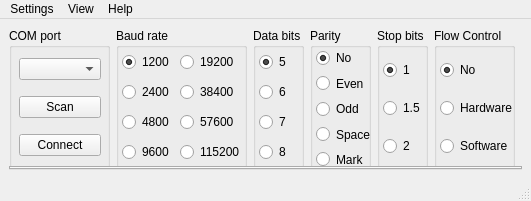
Qt form ComTerm.ui (Gikon3/ComTerm) before a commit.
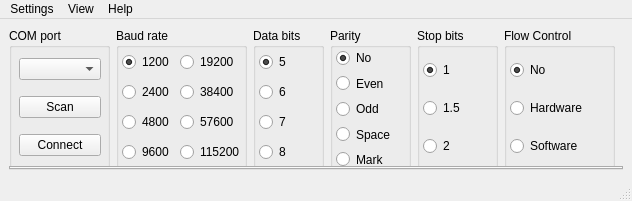
The same form after that commit.

The edit to the form file:
```diff
--- a/ComTerm.ui
+++ b/ComTerm.ui
@@ -6,13 +6,13 @@
    <rect>
     <x>0</x>
     <y>0</y>
-    <width>531</width>
+    <width>632</width>
     <height>201</height>
    </rect>
   </property>
   <property name="minimumSize">
    <size>
-    <width>531</width>
+    <width>632</width>
     <height>201</height>
    </size>
   </property>
@@ -180,13 +180,13 @@
        <widget class="QGroupBox" name="dataBitsGB">
         <property name="minimumSize">
          <size>
-          <width>51</width>
+          <width>71</width>
           <height>141</height>
          </size>
         </property>
         <property name="maximumSize">
          <size>
-          <width>51</width>
+          <width>71</width>
           <height>141</height>
          </size>
         </property>
@@ -198,7 +198,7 @@
           <rect>
            <x>0</x>
            <y>20</y>
-           <width>38</width>
+           <width>71</width>
            <height>121</height>
           </rect>
          </property>
@@ -245,13 +245,13 @@
        <widget class="QGroupBox" name="parityGB">
         <property name="minimumSize">
          <size>
-          <width>61</width>
+          <width>81</width>
           <height>141</height>
          </size>
         </property>
         <property name="maximumSize">
          <size>
-          <width>61</width>
+          <width>81</width>
           <height>141</height>
          </size>
         </property>
@@ -263,7 +263,7 @@
           <rect>
            <x>0</x>
            <y>20</y>
-           <width>61</width>
+           <width>81</width>
            <height>121</height>
           </rect>
          </property>
@@ -317,13 +317,13 @@
        <widget class="QGroupBox" name="stopBitsGB">
         <property name="minimumSize">
          <size>
-          <width>51</width>
+          <width>81</width>
           <height>141</height>
          </size>
         </property>
         <property name="maximumSize">
          <size>
-          <width>51</width>
+          <width>81</width>
           <height>141</height>
          </size>
         </property>
@@ -335,7 +335,7 @@
           <rect>
            <x>0</x>
            <y>20</y>
-           <width>48</width>
+           <width>81</width>
            <height>121</height>
           </rect>
          </property>
@@ -375,13 +375,13 @@
        <widget class="QGroupBox" name="flowControlGB">
         <property name="minimumSize">
          <size>
-          <width>81</width>
+          <width>111</width>
           <height>141</height>
          </size>
         </property>
         <property name="maximumSize">
          <size>
-          <width>81</width>
+          <width>111</width>
           <height>141</height>
          </size>
         </property>
@@ -393,7 +393,7 @@
           <rect>
            <x>0</x>
            <y>20</y>
-           <width>79</width>
+           <width>111</width>
            <height>121</height>
           </rect>
          </property>
@@ -483,7 +483,7 @@
     <rect>
      <x>0</x>
      <y>0</y>
-     <width>531</width>
+     <width>632</width>
      <height>20</height>
     </rect>
    </property>
```
Left out of the diff: 46 changed lines with no effect on the pictures.
